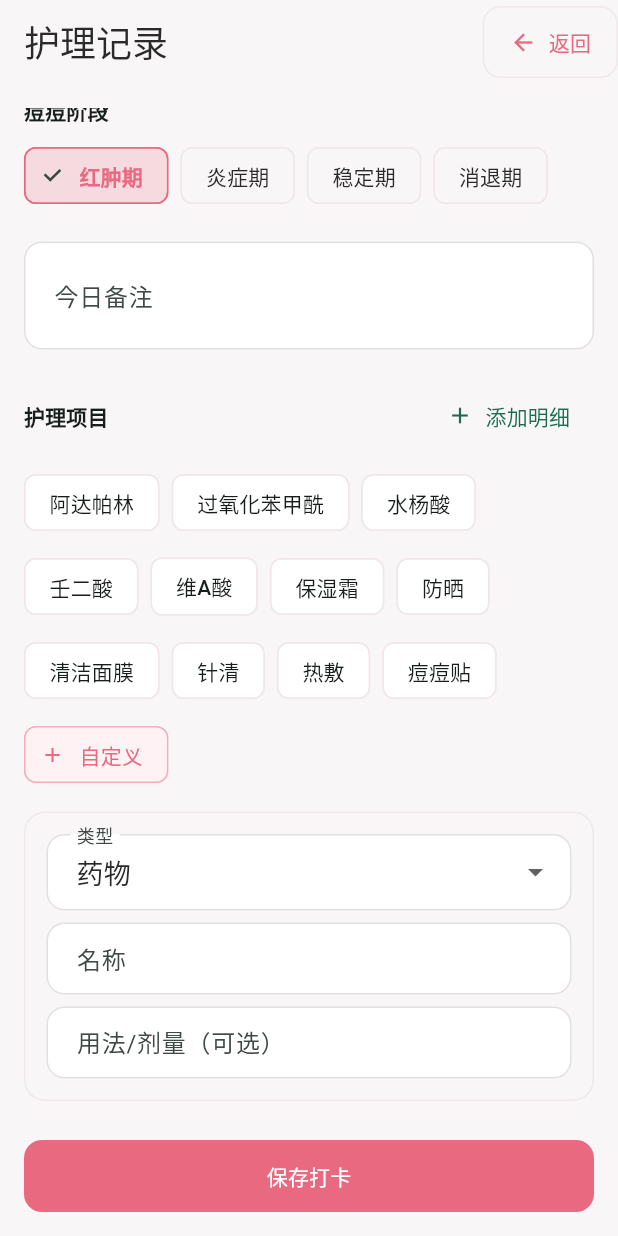
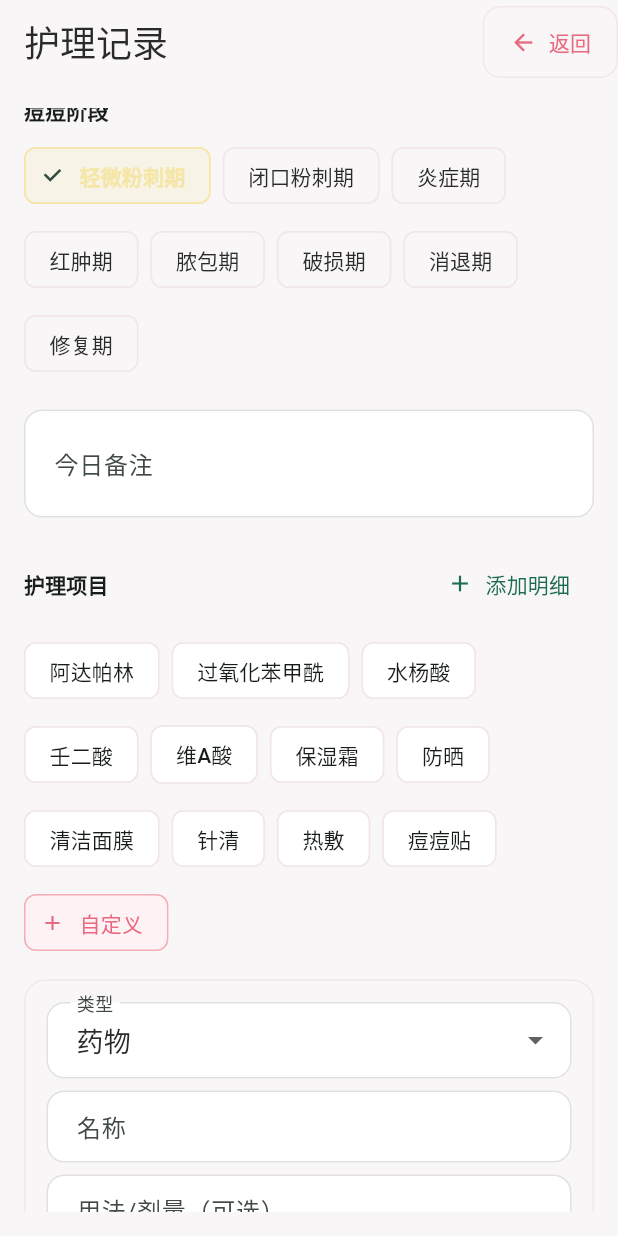
Before and after one commit to sunjianan9900/acne_view, a Flutter app: the CheckInScreen widget shown alone on an empty page, opened directly with empty values, scrolled down 249 dp, on a phone screen of 412 x 824 dp. Run offline on Flutter 3.47's test engine with Material 3 defaults, Android fonts, the phone set to English and light mode, and no system bars; our stand-ins replace camera, drift, file_picker, flutter_riverpod, go_router, shared_preferences; missing offline and left inert: window_manager; accounts and stored records are empty; generated files the repository leaves out were written again.

Commit message:
更新默认痘痘时期为八阶段完整周期
按正确顺序替换内置时期，并同步更新默认选项、详情文案与历史数据兼容映射。

Co-authored-by: Cursor <cursoragent@cursor.com>

```diff
--- a/lib/features/check_in/check_in_detail_dialog.dart
+++ b/lib/features/check_in/check_in_detail_dialog.dart
@@ -48,7 +48,7 @@ class _CheckInDetailDialogState extends ConsumerState<CheckInDetailDialog> {
   late bool _editing;
   bool _saving = false;
   bool _deleting = false;
-  String _selectedPhaseId = AcnePhase.swollen.id;
+  String _selectedPhaseId = AcnePhase.mildComedone.id;
   DateTime _selectedCheckInDate = DateTime.now();
   final _noteController = TextEditingController();
   final List<_TreatmentRow> _treatments = [];
@@ -84,7 +84,7 @@ class _CheckInDetailDialogState extends ConsumerState<CheckInDetailDialog> {
     if (_formReady) return;
     _selectedPhaseId = detail.checkIn.phase.isNotEmpty
         ? detail.checkIn.phase
-        : AcnePhase.swollen.id;
+        : AcnePhase.mildComedone.id;
     _selectedCheckInDate = detail.checkIn.checkInDate;
     _noteController.text = detail.checkIn.note;
     for (final row in _treatments) {
--- a/lib/features/check_in/check_in_screen.dart
+++ b/lib/features/check_in/check_in_screen.dart
@@ -36,7 +36,7 @@ class CheckInScreen extends ConsumerStatefulWidget {
 class _CheckInScreenState extends ConsumerState<CheckInScreen> {
   final _noteController = TextEditingController();
   final List<_TreatmentRow> _treatments = [_TreatmentRow()];
-  String _selectedPhaseId = AcnePhase.swollen.id;
+  String _selectedPhaseId = AcnePhase.mildComedone.id;
   bool _saving = false;
 
   @override
--- a/lib/features/face_map/quick_add_spot_sheet.dart
+++ b/lib/features/face_map/quick_add_spot_sheet.dart
@@ -103,7 +103,7 @@ class _QuickAddSpotSheetState extends ConsumerState<QuickAddSpotSheet> {
             photoSourcePath: widget.photoPath,
             source: widget.photoSource,
             treatments: entries,
-            phaseId: AcnePhase.swollen.id,
+            phaseId: AcnePhase.mildComedone.id,
           );
 
       if (mounted) {
--- a/lib/features/home/spot_detail_dialog.dart
+++ b/lib/features/home/spot_detail_dialog.dart
@@ -885,8 +885,8 @@ class _DetailStack extends ConsumerWidget {
 
   PhaseInfo _fallbackPhaseInfo(SpotStatus status, List<PhaseInfo> allPhases) {
     final fallbackId = status == SpotStatus.active
-        ? AcnePhase.swollen.id
-        : AcnePhase.receding.id;
+        ? AcnePhase.inflammatory.id
+        : AcnePhase.repairing.id;
     return findPhaseInfo(fallbackId, allPhases) ?? allPhases.first;
   }
 
@@ -896,10 +896,22 @@ class _DetailStack extends ConsumerWidget {
       return '当前处于「${phase.label}」阶段，建议持续记录皮肤变化并坚持温和护理。';
     }
     return switch (builtin) {
-      AcnePhase.swollen => '红肿明显，可能伴有疼痛或触痛，建议避免挤压，注意消炎护理。',
-      AcnePhase.inflammatory => '炎症仍在恢复中，建议继续观察皮肤状态，减少刺激和摩擦。',
-      AcnePhase.stable => '状态相对稳定，重点是维持清洁和规律护理，避免反复刺激。',
-      AcnePhase.receding => '正在逐步消退，保持温和护理并持续记录变化，有助于观察恢复趋势。',
+      AcnePhase.mildComedone =>
+        '皮肤表面出现轻微粉刺，尚未明显红肿，重点是保持清洁，避免过度护肤刺激。',
+      AcnePhase.closedComedone =>
+        '闭口粉刺已形成，毛孔堵塞但未发炎，建议温和去角质，不要用手挤压。',
+      AcnePhase.inflammatory =>
+        '痘痘进入炎症阶段，局部可能出现发红发热，需减少摩擦并注意观察变化。',
+      AcnePhase.swollen =>
+        '红肿明显，可能伴有疼痛或触痛，建议避免挤压，注意消炎护理。',
+      AcnePhase.pustule =>
+        '脓包已形成，炎症较为明显，切勿自行挑破，保持创面清洁防止感染。',
+      AcnePhase.broken =>
+        '痘痘已破损，皮肤屏障受损，重点是防感染与温和修护，避免化妆遮盖刺激。',
+      AcnePhase.receding =>
+        '正在逐步消退，红肿减轻，保持温和护理并持续记录变化，有助于观察恢复趋势。',
+      AcnePhase.repairing =>
+        '处于修复阶段，重点是舒缓修护与防晒保湿，帮助皮肤恢复健康状态。',
     };
   }
 
@@ -909,10 +921,22 @@ class _DetailStack extends ConsumerWidget {
       return '保持皮肤清洁与规律作息，持续记录有助于观察恢复趋势。';
     }
     return switch (builtin) {
-      AcnePhase.swollen => '保持皮肤清洁，避免辛辣刺激食物和熬夜，多喝水有助于皮肤恢复。',
-      AcnePhase.inflammatory => '继续观察红肿范围，减少外部摩擦，保持作息稳定更有利于恢复。',
-      AcnePhase.stable => '维持当前护理节奏，按需补充保湿与防晒，防止状态再次波动。',
-      AcnePhase.receding => '恢复期也要坚持记录，后续对比会更清楚地看到变化轨迹。',
+      AcnePhase.mildComedone =>
+        '使用温和洁面产品，控制油脂分泌，少吃高糖高脂食物有助于预防加重。',
+      AcnePhase.closedComedone =>
+        '可适当使用含水杨酸或果酸的护肤品，循序渐进，避免一次性高强度处理。',
+      AcnePhase.inflammatory =>
+        '继续观察红肿范围，减少外部摩擦，保持作息稳定更有利于恢复。',
+      AcnePhase.swollen =>
+        '保持皮肤清洁，避免辛辣刺激食物和熬夜，多喝水有助于皮肤恢复。',
+      AcnePhase.pustule =>
+        '不要自行挤脓，可使用干净医用棉签轻柔处理，并遵医嘱使用外用药物。',
+      AcnePhase.broken =>
+        '破损处保持干燥清洁，暂停刺激性护肤品，可考虑使用修复类乳液加速愈合。',
+      AcnePhase.receding =>
+        '消退期也要坚持记录，后续对比会更清楚地看到变化轨迹。',
+      AcnePhase.repairing =>
+        '加强防晒与保湿，避免在修复期使用强效焕肤产品，给皮肤足够恢复时间。',
     };
   }
 }
--- a/lib/features/tag_management/tag_management_screen.dart
+++ b/lib/features/tag_management/tag_management_screen.dart
@@ -190,7 +190,7 @@ class _PhaseTagRow extends ConsumerWidget {
           autofocus: true,
           decoration: const InputDecoration(
             labelText: '显示名称',
-            hintText: '例如：红肿期、爆发期',
+            hintText: '例如：结痂期、爆发期',
           ),
           textInputAction: TextInputAction.done,
           onSubmitted: (_) => Navigator.of(ctx).pop(true),
--- a/lib/shared/models/acne_phase.dart
+++ b/lib/shared/models/acne_phase.dart
@@ -41,19 +41,32 @@ List<PhaseInfo> buildAllPhases({
   return [...builtIn, ...custom];
 }
 
+/// 将已废弃的内置时期 id 映射到当前时期，保证历史打卡数据仍可展示。
+String normalizePhaseId(String id) {
+  return switch (id) {
+    'stable' => AcnePhase.repairing.id,
+    _ => id,
+  };
+}
+
 PhaseInfo? findPhaseInfo(String id, List<PhaseInfo> phases) {
   if (id.isEmpty) return null;
+  final normalizedId = normalizePhaseId(id);
   for (final phase in phases) {
-    if (phase.id == id) return phase;
+    if (phase.id == normalizedId) return phase;
   }
   return null;
 }
 
 enum AcnePhase {
+  mildComedone('mild_comedone', '轻微粉刺期'),
+  closedComedone('closed_comedone', '闭口粉刺期'),
+  inflammatory('inflammatory', '炎症期'),
   swollen('swollen', '红肿期'),
-  inflammatory('inflammatory', '炎症期'),
-  stable('stable', '稳定期'),
-  receding('receding', '消退期');
+  pustule('pustule', '脓包期'),
+  broken('broken', '破损期'),
+  receding('receding', '消退期'),
+  repairing('repairing', '修复期');
 
   const AcnePhase(this.id, this.label);
 
@@ -61,16 +74,18 @@ enum AcnePhase {
   final String label;
 
   static AcnePhase fromId(String id) {
+    final normalizedId = normalizePhaseId(id);
     return AcnePhase.values.firstWhere(
-      (p) => p.id == id,
-      orElse: () => AcnePhase.swollen,
+      (p) => p.id == normalizedId,
+      orElse: () => AcnePhase.mildComedone,
     );
   }
 
   static AcnePhase? fromIdOrNull(String id) {
     if (id.isEmpty) return null;
+    final normalizedId = normalizePhaseId(id);
     for (final phase in AcnePhase.values) {
-      if (phase.id == id) return phase;
+      if (phase.id == normalizedId) return phase;
     }
     return null;
   }
@@ -78,9 +93,13 @@ enum AcnePhase {
 
 Color acnePhaseColor(AcnePhase phase) {
   return switch (phase) {
+    AcnePhase.mildComedone => const Color(0xFFF5E6A8),
+    AcnePhase.closedComedone => const Color(0xFFE8C547),
+    AcnePhase.inflammatory => const Color(0xFFF0A060),
     AcnePhase.swollen => const Color(0xFFE96A80),
-    AcnePhase.inflammatory => const Color(0xFFF0A060),
-    AcnePhase.stable => const Color(0xFFE8C547),
+    AcnePhase.pustule => const Color(0xFFD94F6A),
+    AcnePhase.broken => const Color(0xFFB84D6F),
     AcnePhase.receding => const Color(0xFF49A685),
+    AcnePhase.repairing => const Color(0xFF6BBF8A),
   };
 }
```
